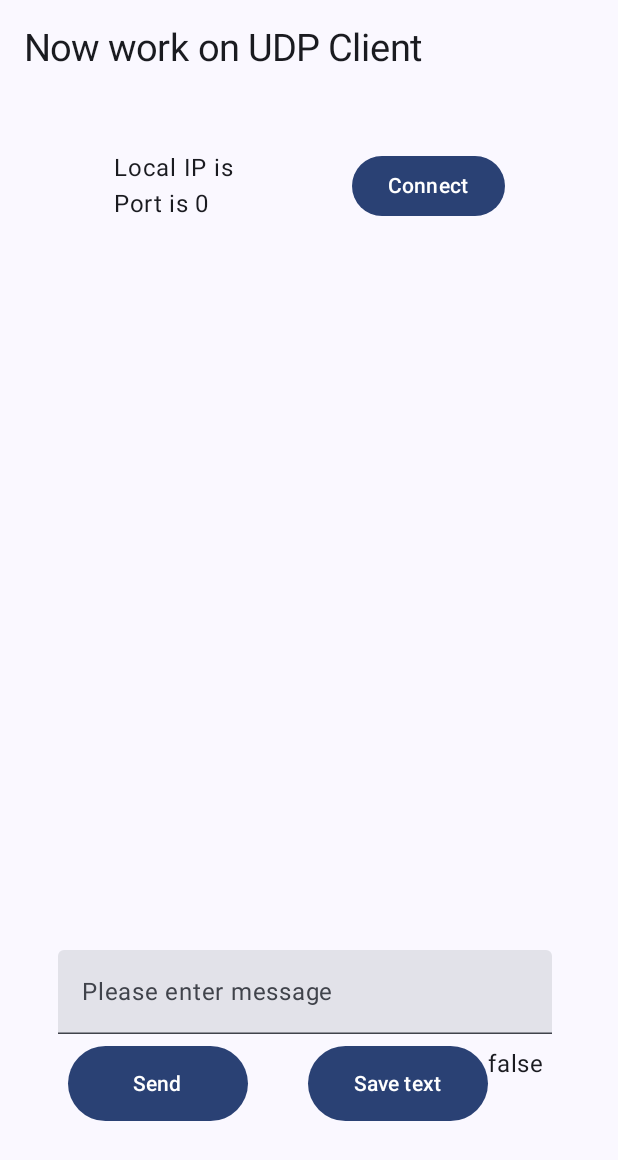
After one commit to Vaguesunrain/Tcp_Udp_Bluetooth, an Android app built with Jetpack Compose: the ActivityUdp screen opened directly, with no data from a screen before it, on a phone screen of 412 x 824 dp. The commit adds this screen. Shown: the top 1160 px of the screen. Run offline under Robolectric (Android 15) with nearby library versions, the phone set to English and light mode, and no system bars.

Commit message:
UDP client complete

```diff
--- /dev/null
+++ b/app/src/main/java/com/ame/tcp_udp/ActivityUdp.kt
@@ -0,0 +1,200 @@
+package com.ame.tcp_udp
+
+import android.os.Bundle
+import android.util.Log
+import androidx.activity.ComponentActivity
+import androidx.activity.compose.setContent
+import androidx.activity.enableEdgeToEdge
+import androidx.appcompat.app.AppCompatActivity
+import androidx.compose.foundation.layout.Column
+import androidx.compose.foundation.layout.Row
+import androidx.compose.foundation.layout.Spacer
+import androidx.compose.foundation.layout.WindowInsets
+import androidx.compose.foundation.layout.fillMaxSize
+import androidx.compose.foundation.layout.fillMaxWidth
+import androidx.compose.foundation.layout.height
+import androidx.compose.foundation.layout.heightIn
+import androidx.compose.foundation.layout.offset
+import androidx.compose.foundation.layout.padding
+import androidx.compose.foundation.layout.statusBars
+import androidx.compose.foundation.layout.width
+import androidx.compose.foundation.text.KeyboardOptions
+import androidx.compose.material3.Button
+import androidx.compose.material3.ExperimentalMaterial3Api
+import androidx.compose.material3.Scaffold
+import androidx.compose.material3.Text
+import androidx.compose.material3.TextField
+import androidx.compose.material3.TopAppBar
+import androidx.compose.runtime.Composable
+import androidx.compose.runtime.getValue
+import androidx.compose.runtime.mutableIntStateOf
+import androidx.compose.runtime.mutableStateListOf
+import androidx.compose.runtime.mutableStateOf
+import androidx.compose.runtime.remember
+import androidx.compose.runtime.rememberCoroutineScope
+import androidx.compose.runtime.setValue
+import androidx.compose.ui.Alignment
+import androidx.compose.ui.Modifier
+import androidx.compose.ui.platform.LocalContext
+import androidx.compose.ui.text.input.ImeAction
+import androidx.compose.ui.tooling.preview.Preview
+import androidx.compose.ui.unit.dp
+import androidx.compose.ui.unit.sp
+import com.ame.tcp_udp.ui.theme.Tcp_UdpTheme
+import kotlinx.coroutines.Dispatchers
+import kotlinx.coroutines.Job
+import kotlinx.coroutines.launch
+import kotlinx.coroutines.withContext
+import java.net.InetAddress
+
+class ActivityUdp : ComponentActivity() {
+    override fun onCreate(savedInstanceState: Bundle?) {
+        super.onCreate(savedInstanceState)
+        enableEdgeToEdge()
+        setContent {
+            var serOrClient by remember { mutableStateOf(false) }
+            var port by remember { mutableIntStateOf(0) }
+            var ip by remember { mutableStateOf("") }
+            val messageIp = intent.getStringExtra("IP_ADDRESS") ?: "" // Get IP address, default to empty string if null
+            if (messageIp.isNotEmpty()) {
+                if (messageIp[0] == 'S') {
+                    serOrClient = true
+                    port=messageIp.substring(8).toInt()
+                    ip = getLocalIpAddress(LocalContext.current)!!
+                } else if (messageIp[0] == 'C') {
+                    serOrClient = false
+                    ip = messageIp.substring(8)
+                    port = ip.substring(ip.indexOf(':') + 1).toInt()
+                    ip = ip.substring(0, ip.indexOf(':'))
+                }
+            }
+            Tcp_UdpTheme {
+                Scaffold(modifier = Modifier.fillMaxSize(),
+                    contentWindowInsets = WindowInsets.statusBars) { innerPadding ->
+                    WorkUIUdp(
+                        modifier = Modifier.padding(innerPadding),serOrClient,ip,port
+                    )
+                }
+            }
+        }
+    }
+}
+
+
+@OptIn(ExperimentalMaterial3Api::class)
+@Composable
+fun WorkUIUdp(modifier: Modifier = Modifier, serOrClient: Boolean, theIp: String, thePort: Int) {
+    Scaffold(
+        topBar = {
+            TopAppBar(
+                title = {
+                    if (serOrClient) {
+                        Text(text = "Now work on UDP Server " , fontSize = 25.sp)
+                    } else {
+                        Text(text = "Now work on UDP Client",fontSize = 25.sp)
+                    }
+                },
+                modifier = Modifier.height(100.dp)
+            )
+        },
+    ) { innerPadding ->
+        Column(
+            modifier = Modifier
+                .padding(innerPadding) // This ensures content is below topBar and above navBar
+                .fillMaxSize() ,// It's often good to fill the available space
+            horizontalAlignment = Alignment.CenterHorizontally
+        ) {
+            val body = remember{ UdpSocket() }
+            var sendMassage by remember { mutableStateOf("") }
+            val messagesList = remember { mutableStateListOf<String>() }
+            var connectState by remember { mutableStateOf(false) }
+            val scope = rememberCoroutineScope()
+            var serverJob by remember { mutableStateOf<Job?>(null) }
+            Row {
+                Column {
+                    Text(text = "Local IP is $theIp ")
+                    Text(text = "Port is $thePort")
+                }
+                Spacer(modifier.width(70.dp))
+
+                Button(onClick = {
+                        if (!connectState){
+                            serverJob?.cancel()
+                            serverJob = scope.launch {
+                                val success = withContext(Dispatchers.IO) {
+                                    body.create(thePort)
+                                }
+                                if(success){
+                                    connectState = true
+                                    body.onMessageReceived = { message, address, port ->
+                                        scope.launch(Dispatchers.Main) { // 或直接添加，mutableStateListOf是线程安全的
+                                            messagesList.add("From ${address.hostAddress}:$port: $message")
+                                            // 如果是服务器，可能需要保存最新的客户端地址用于回复
+                                            if (serOrClient) {
+                                                // Consider storing address and port if you want to "reply" via send button
+                                                // e.g., lastClientAddress = address; lastClientPort = port;
+                                            }
+                                        }
+                                    }
+                                    body.receive() // 开始接收
+                                }
+                            }
+                        }
+                        else{
+                            connectState = false
+                            serverJob?.cancel() // 取消正在进行的接收任务
+                            scope.launch(Dispatchers.IO) { // 在 IO 线程关闭
+                                body.close()
+
+                            }
+                        }
+                    }) {
+                        Text(
+                            if (connectState)
+                                "Disconnect"
+                            else
+                                "Connect"
+                        )
+                }
+            }
+            Spacer(modifier.heightIn(10.dp))
+            MessageListDisplay(messagesList )
+            Spacer(modifier.heightIn(5.dp))
+            TextField(
+                value = sendMassage,
+                keyboardOptions = KeyboardOptions(
+                    imeAction = ImeAction.Done // 将回车键设置为“完成”
+                ),
+                onValueChange = { sendMassage = it },modifier = Modifier
+                    .offset(y = 4.dp, x = (-3).dp)
+                    .fillMaxWidth(0.8f),
+                placeholder = {  Text("Please enter message") },
+            )
+            Spacer(modifier = Modifier.height(12.dp))
+            Row() {
+                Button(modifier= Modifier
+                    .width(120.dp)
+                    .height(50.dp), onClick = {
+                    Log.i("get", sendMassage)
+                    if (connectState ){
+                        Log.i("get","haha11")
+                        body.send(sendMassage, InetAddress.getByName(theIp), thePort)
+                        messagesList.add("Me: $sendMassage")
+                    }
+                    else{
+                        Log.i("get","something is false")
+                    }
+                }) {
+                    Text(text = "Send")
+                }
+                Spacer(modifier = Modifier.padding(20.dp))
+                Button(modifier= Modifier
+                    .width(120.dp)
+                    .height(50.dp), onClick = { /*TODO*/ }) {
+                    Text(text = "Save text")
+                }
+                Text(text = "$connectState ")
+            }
+        }
+    }
+}
```
Also changed, not shown: app/src/main/AndroidManifest.xml (+7 -5 lines), app/src/main/java/com/ame/tcp_udp/MainActivity.kt (+13 -2 lines), app/src/main/java/com/ame/tcp_udp/UdpSocket.kt (added, +123 -0 lines).
